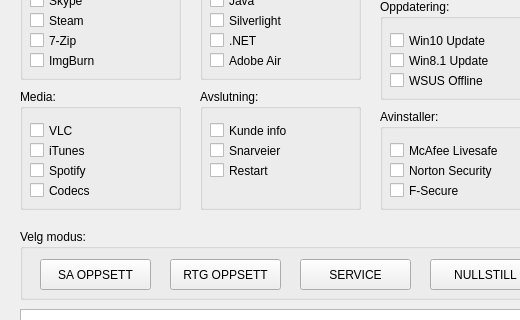
This is kompis.ui in sirasjad/KompisUSB as Qt 5 draws it before an edit; both pictures show x 0 to 520 and y 210 to 530 of the 740 by 758 pixel window. The edited form follows.
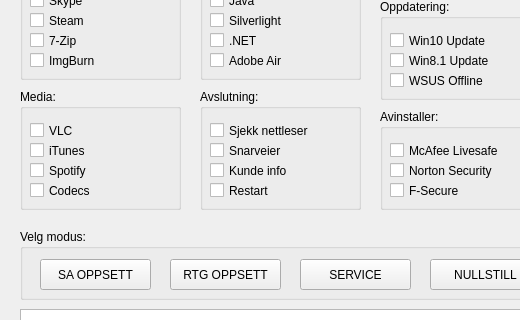
This is the edited form. Icons and pictures are not drawn.

```diff
--- a/kompis.ui
+++ b/kompis.ui
@@ -812,7 +812,7 @@
      <property name="geometry">
       <rect>
        <x>10</x>
-       <y>30</y>
+       <y>70</y>
        <width>121</width>
        <height>23</height>
       </rect>
@@ -825,7 +825,20 @@
      <property name="geometry">
       <rect>
        <x>10</x>
-       <y>70</y>
+       <y>30</y>
+       <width>141</width>
+       <height>23</height>
+      </rect>
+     </property>
+     <property name="text">
+      <string>Sjekk nettleser</string>
+     </property>
+    </widget>
+    <widget class="QCheckBox" name="box_skype_4">
+     <property name="geometry">
+      <rect>
+       <x>10</x>
+       <y>90</y>
        <width>121</width>
        <height>23</height>
       </rect>
```
Left out of the diff: 18 changed lines with no effect on the pictures.
